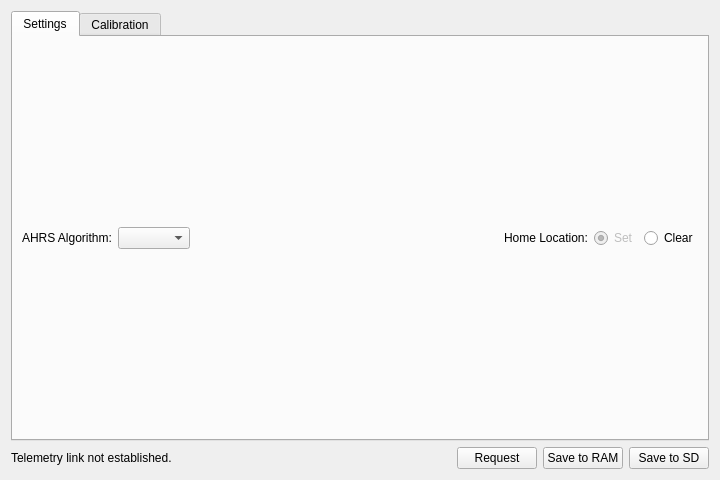
This is ground/openpilotgcs/src/plugins/config/ahrs.ui in openpilot/OpenPilot as Qt 5 draws it before an edit. The edited form follows.
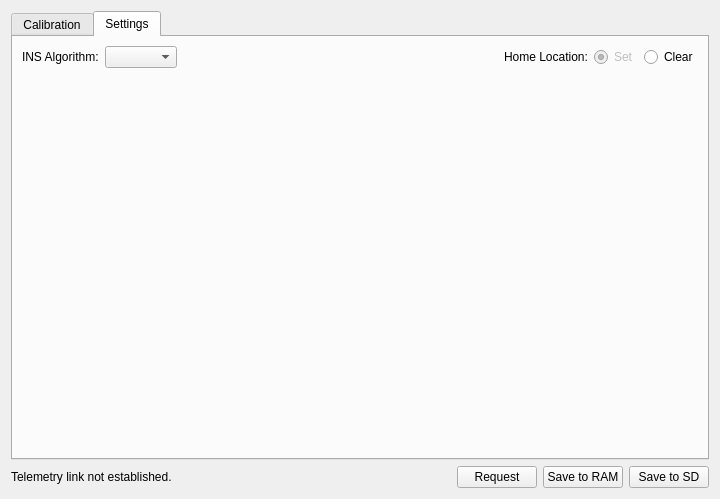
This is the edited form. The open tabs and pages were chosen to show the change.

Commit message: Better tooltips on stabilization config interface. Removed remaining "AHRS" references in the INS config interface.

Patch:
```diff
--- a/ground/openpilotgcs/src/plugins/config/ahrs.ui
+++ b/ground/openpilotgcs/src/plugins/config/ahrs.ui
@@ -7,7 +7,7 @@
     <x>0</x>
     <y>0</y>
     <width>720</width>
-    <height>480</height>
+    <height>499</height>
    </rect>
   </property>
   <property name="windowTitle">
@@ -19,94 +19,6 @@
      <property name="currentIndex">
       <number>1</number>
      </property>
-     <widget class="QWidget" name="tab">
-      <attribute name="title">
-       <string>Settings</string>
-      </attribute>
-      <layout class="QVBoxLayout" name="verticalLayout_6">
-       <item>
-        <layout class="QHBoxLayout" name="ahrsSettingsLayout">
-         <item>
-          <widget class="QLabel" name="label_2">
-           <property name="text">
-            <string>AHRS Algorithm:</string>
-           </property>
-          </widget>
-         </item>
-         <item>
-          <widget class="QComboBox" name="algorithm">
-           <property name="toolTip">
-            <string>Select the sensor integration algorithm here.
-&quot;Simple&quot; only uses accelerometer values
-&quot;INSGPS&quot; the full featured algorithm integrating all sensors</string>
-           </property>
-          </widget>
-         </item>
-         <item>
-          <spacer name="horizontalSpacer_2">
-           <property name="orientation">
-            <enum>Qt::Horizontal</enum>
-           </property>
-           <property name="sizeHint" stdset="0">
-            <size>
-             <width>40</width>
-             <height>20</height>
-            </size>
-           </property>
-          </spacer>
-         </item>
-         <item>
-          <widget class="QLabel" name="label_4">
-           <property name="text">
-            <string>Home Location:</string>
-           </property>
-          </widget>
-         </item>
-         <item>
-          <widget class="QRadioButton" name="homeLocationSet">
-           <property name="enabled">
-            <bool>false</bool>
-           </property>
-           <property name="toolTip">
-            <string>Saves the Home Location. This is only enabled
-if the Home Location is set, i.e. if the GPS fix is
-successful.
-
-Disabled if there is no GPS fix.</string>
-           </property>
-           <property name="text">
-            <string>Set</string>
-           </property>
-           <property name="checked">
-            <bool>true</bool>
-           </property>
-           <attribute name="buttonGroup">
-            <string>buttonGroup</string>
-           </attribute>
-          </widget>
-         </item>
-         <item>
-          <widget class="QRadioButton" name="homeLocationClear">
-           <property name="enabled">
-            <bool>true</bool>
-           </property>
-           <property name="toolTip">
-            <string>Clears the HomeLocation: only makes sense if you save
-to SD. This will force the AHRS to use the next GPS fix as the
-new home location unless it is in indoor mode.</string>
-           </property>
-           <property name="text">
-            <string>Clear</string>
-           </property>
-           <attribute name="buttonGroup">
-            <string>buttonGroup</string>
-           </attribute>
-          </widget>
-         </item>
-        </layout>
-       </item>
-      </layout>
-     </widget>
      <widget class="QWidget" name="tab_2">
       <attribute name="title">
        <string>Calibration</string>
@@ -511,6 +423,107 @@
        </item>
       </layout>
      </widget>
+     <widget class="QWidget" name="tab">
+      <attribute name="title">
+       <string>Settings</string>
+      </attribute>
+      <layout class="QVBoxLayout" name="verticalLayout_6">
+       <item>
+        <layout class="QHBoxLayout" name="ahrsSettingsLayout">
+         <item>
+          <widget class="QLabel" name="label_2">
+           <property name="text">
+            <string>INS Algorithm:</string>
+           </property>
+          </widget>
+         </item>
+         <item>
+          <widget class="QComboBox" name="algorithm">
+           <property name="toolTip">
+            <string>Select the sensor integration algorithm here.
+&quot;Simple&quot; only uses accelerometer values
+&quot;INSGPS&quot; the full featured algorithm integrating all sensors</string>
+           </property>
+          </widget>
+         </item>
+         <item>
+          <spacer name="horizontalSpacer_2">
+           <property name="orientation">
+            <enum>Qt::Horizontal</enum>
+           </property>
+           <property name="sizeHint" stdset="0">
+            <size>
+             <width>40</width>
+             <height>20</height>
+            </size>
+           </property>
+          </spacer>
+         </item>
+         <item>
+          <widget class="QLabel" name="label_4">
+           <property name="text">
+            <string>Home Location:</string>
+           </property>
+          </widget>
+         </item>
+         <item>
+          <widget class="QRadioButton" name="homeLocationSet">
+           <property name="enabled">
+            <bool>false</bool>
+           </property>
+           <property name="toolTip">
+            <string>Saves the Home Location. This is only enabled
+if the Home Location is set, i.e. if the GPS fix is
+successful.
+
+Disabled if there is no GPS fix.</string>
+           </property>
+           <property name="text">
+            <string>Set</string>
+           </property>
+           <property name="checked">
+            <bool>true</bool>
+           </property>
+           <attribute name="buttonGroup">
+            <string>buttonGroup</string>
+           </attribute>
+          </widget>
+         </item>
+         <item>
+          <widget class="QRadioButton" name="homeLocationClear">
+           <property name="enabled">
+            <bool>true</bool>
+           </property>
+           <property name="toolTip">
+            <string>Clears the HomeLocation: only makes sense if you save
+to SD. This will force the INS to use the next GPS fix as the
+new home location unless it is in indoor mode.</string>
+           </property>
+           <property name="text">
+            <string>Clear</string>
+           </property>
+           <attribute name="buttonGroup">
+            <string>buttonGroup</string>
+           </attribute>
+          </widget>
+         </item>
+        </layout>
+       </item>
+       <item>
+        <spacer name="verticalSpacer">
+         <property name="orientation">
+          <enum>Qt::Vertical</enum>
+         </property>
+         <property name="sizeHint" stdset="0">
+          <size>
+           <width>20</width>
+           <height>40</height>
+          </size>
+         </property>
+        </spacer>
+       </item>
+      </layout>
+     </widget>
     </widget>
    </item>
    <item>
```
Left out of the diff: 3 changed lines with no effect on the pictures. The commit also changes 1 other file.
